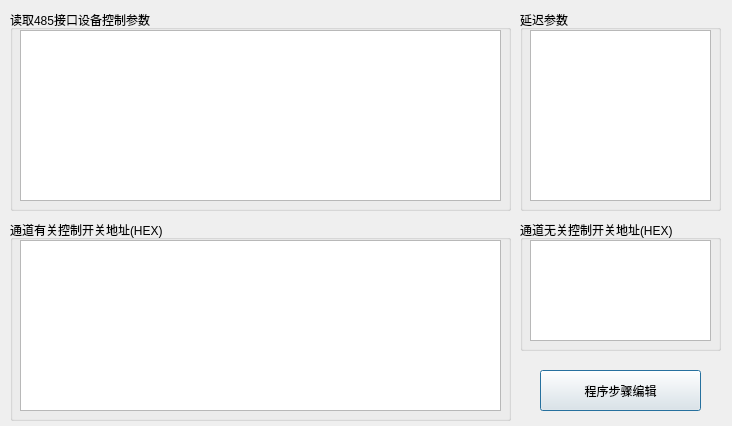
Qt form DialogSetting.ui (wlffeng2008/PX-ZBV100) before a commit.
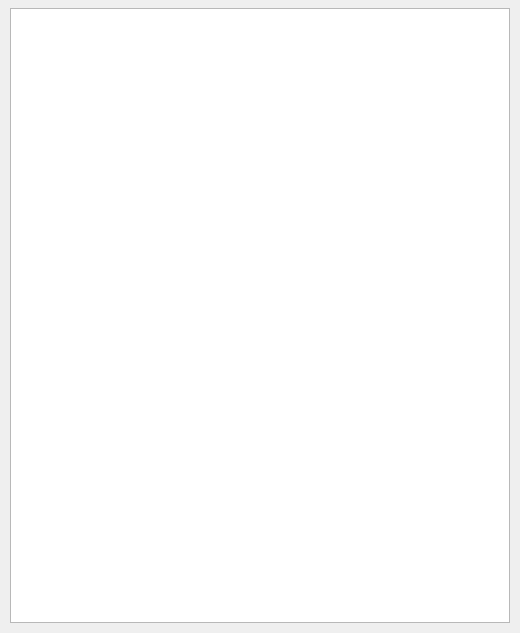
The same form after that commit.

Diff of the .ui file:
```diff
--- a/DialogSetting.ui
+++ b/DialogSetting.ui
@@ -6,189 +6,40 @@
    <rect>
     <x>0</x>
     <y>0</y>
-    <width>732</width>
-    <height>426</height>
+    <width>520</width>
+    <height>633</height>
    </rect>
   </property>
   <property name="windowTitle">
    <string>程序编辑</string>
   </property>
-  <widget class="QGroupBox" name="groupBox1">
+  <widget class="QTableView" name="tableView1">
    <property name="geometry">
     <rect>
      <x>10</x>
-     <y>10</y>
-     <width>501</width>
-     <height>201</height>
+     <y>8</y>
+     <width>500</width>
+     <height>615</height>
     </rect>
    </property>
-   <property name="title">
-    <string>读取485接口设备控制参数</string>
+   <property name="focusPolicy">
+    <enum>Qt::FocusPolicy::NoFocus</enum>
    </property>
-   <widget class="QTableView" name="tableView1">
-    <property name="geometry">
-     <rect>
-      <x>10</x>
-      <y>20</y>
-      <width>481</width>
-      <height>171</height>
-     </rect>
-    </property>
-    <property name="focusPolicy">
-     <enum>Qt::FocusPolicy::NoFocus</enum>
-    </property>
-    <property name="selectionMode">
-     <enum>QAbstractItemView::SelectionMode::SingleSelection</enum>
-    </property>
-    <property name="selectionBehavior">
-     <enum>QAbstractItemView::SelectionBehavior::SelectRows</enum>
-    </property>
-    <attribute name="horizontalHeaderHighlightSections">
-     <bool>false</bool>
-    </attribute>
-    <attribute name="verticalHeaderVisible">
-     <bool>false</bool>
-    </attribute>
-    <attribute name="verticalHeaderHighlightSections">
-     <bool>false</bool>
-    </attribute>
-   </widget>
-  </widget>
-  <widget class="QGroupBox" name="groupBoxDelay">
-   <property name="geometry">
-    <rect>
-     <x>520</x>
-     <y>10</y>
-     <width>201</width>
-     <height>201</height>
-    </rect>
+   <property name="selectionMode">
+    <enum>QAbstractItemView::SelectionMode::SingleSelection</enum>
    </property>
-   <property name="title">
-    <string>延迟参数</string>
+   <property name="selectionBehavior">
+    <enum>QAbstractItemView::SelectionBehavior::SelectRows</enum>
    </property>
-   <widget class="QTableView" name="tableViewDelay">
-    <property name="geometry">
-     <rect>
-      <x>10</x>
-      <y>20</y>
-      <width>181</width>
-      <height>171</height>
-     </rect>
-    </property>
-    <property name="focusPolicy">
-     <enum>Qt::FocusPolicy::NoFocus</enum>
-    </property>
-    <property name="selectionMode">
-     <enum>QAbstractItemView::SelectionMode::SingleSelection</enum>
-    </property>
-    <property name="selectionBehavior">
-     <enum>QAbstractItemView::SelectionBehavior::SelectRows</enum>
-    </property>
-    <attribute name="horizontalHeaderHighlightSections">
-     <bool>false</bool>
-    </attribute>
-    <attribute name="verticalHeaderVisible">
-     <bool>false</bool>
-    </attribute>
-    <attribute name="verticalHeaderHighlightSections">
-     <bool>false</bool>
-    </attribute>
-   </widget>
-  </widget>
-  <widget class="QGroupBox" name="groupBoxGSwitch">
-   <property name="geometry">
-    <rect>
-     <x>520</x>
-     <y>220</y>
-     <width>201</width>
-     <height>131</height>
-    </rect>
-   </property>
-   <property name="title">
-    <string>通道无关控制开关地址(HEX)</string>
-   </property>
-   <widget class="QTableView" name="tableViewGSwitch">
-    <property name="geometry">
-     <rect>
-      <x>10</x>
-      <y>20</y>
-      <width>181</width>
-      <height>101</height>
-     </rect>
-    </property>
-    <property name="focusPolicy">
-     <enum>Qt::FocusPolicy::NoFocus</enum>
-    </property>
-    <property name="selectionMode">
-     <enum>QAbstractItemView::SelectionMode::SingleSelection</enum>
-    </property>
-    <property name="selectionBehavior">
-     <enum>QAbstractItemView::SelectionBehavior::SelectRows</enum>
-    </property>
-    <attribute name="horizontalHeaderHighlightSections">
-     <bool>false</bool>
-    </attribute>
-    <attribute name="verticalHeaderVisible">
-     <bool>false</bool>
-    </attribute>
-    <attribute name="verticalHeaderHighlightSections">
-     <bool>false</bool>
-    </attribute>
-   </widget>
-  </widget>
-  <widget class="QGroupBox" name="groupBox4">
-   <property name="geometry">
-    <rect>
-     <x>10</x>
-     <y>220</y>
-     <width>501</width>
-     <height>201</height>
-    </rect>
-   </property>
-   <property name="title">
-    <string>通道有关控制开关地址(HEX)</string>
-   </property>
-   <widget class="QTableView" name="tableView4">
-    <property name="geometry">
-     <rect>
-      <x>10</x>
-      <y>20</y>
-      <width>481</width>
-      <height>171</height>
-     </rect>
-    </property>
-    <property name="focusPolicy">
-     <enum>Qt::FocusPolicy::NoFocus</enum>
-    </property>
-    <property name="selectionMode">
-     <enum>QAbstractItemView::SelectionMode::SingleSelection</enum>
-    </property>
-    <property name="selectionBehavior">
-     <enum>QAbstractItemView::SelectionBehavior::SelectRows</enum>
-    </property>
-    <attribute name="horizontalHeaderHighlightSections">
-     <bool>false</bool>
-    </attribute>
-    <attribute name="verticalHeaderVisible">
-     <bool>false</bool>
-    </attribute>
-    <attribute name="verticalHeaderHighlightSections">
-     <bool>false</bool>
-    </attribute>
-   </widget>
-  </widget>
-  <widget class="QPushButton" name="pushButton">
-   <property name="geometry">
-    <rect>
-     <x>540</x>
-     <y>370</y>
-     <width>161</width>
-     <height>41</height>
-    </rect>
-   </property>
-   <property name="text">
-    <string>程序步骤编辑</string>
-   </property>
+   <attribute name="horizontalHeaderHighlightSections">
+    <bool>false</bool>
+   </attribute>
+   <attribute name="verticalHeaderVisible">
+    <bool>true</bool>
+   </attribute>
+   <attribute name="verticalHeaderHighlightSections">
+    <bool>false</bool>
+   </attribute>
   </widget>
  </widget>
  <resources/>
```
